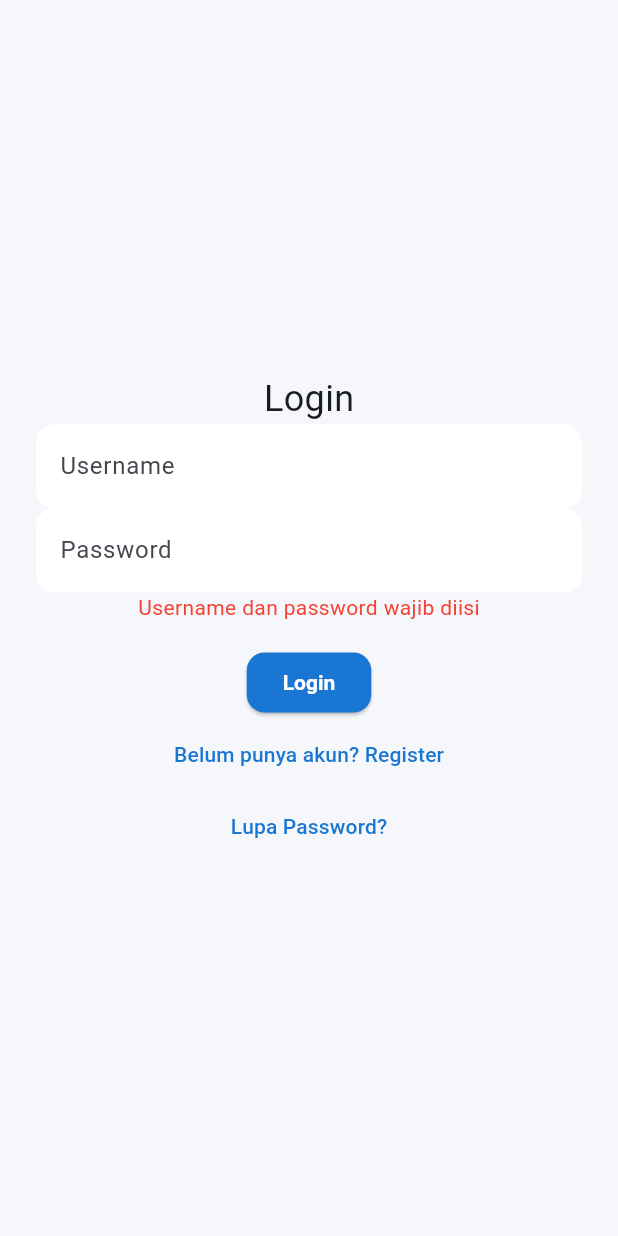
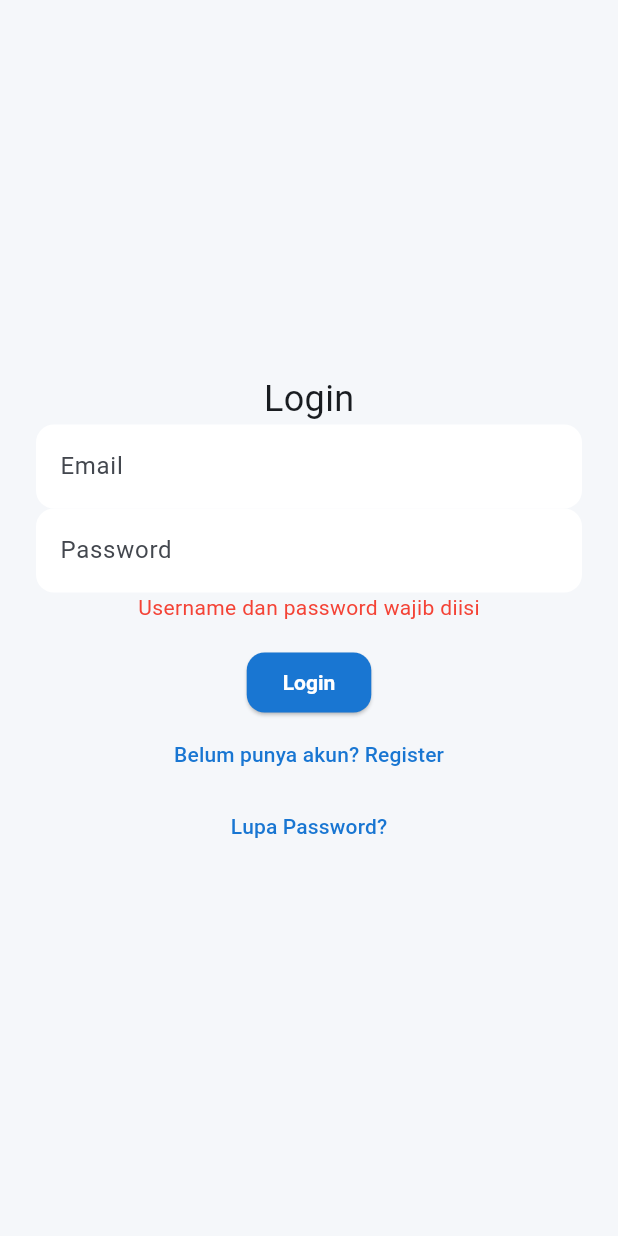
Before and after one commit to ForZa77123/financia_edu, a Flutter app: the screen it shows after launch, after a tap on "Login", on a phone screen of 412 x 824 dp. Run offline on Flutter 3.47's test engine with Material 3 defaults, Android fonts, the phone set to English and light mode, and no system bars; our stand-ins replace device_info_plus, firebase_auth, firebase_core, fl_chart, hive, hive_flutter and 2 more; accounts and stored records are empty; Roboto replaces fonts that are missing (Montserrat).

Commit message:
firebase auth

```diff
--- a/lib/screens/auth_screen.dart
+++ b/lib/screens/auth_screen.dart
@@ -1,5 +1,7 @@
 import 'package:flutter/material.dart';
-import 'package:hive/hive.dart';
+import 'package:firebase_auth/firebase_auth.dart';
+import 'package:shared_preferences/shared_preferences.dart';
+import 'package:device_info_plus/device_info_plus.dart';
 
 class AuthScreen extends StatefulWidget {
   final void Function(String username) onLogin;
@@ -9,6 +11,12 @@ class AuthScreen extends StatefulWidget {
   State<AuthScreen> createState() => _AuthScreenState();
 }
 
+Future<String> getDeviceId() async {
+  final deviceInfo = DeviceInfoPlugin();
+  final androidInfo = await deviceInfo.androidInfo;
+  return androidInfo.id ?? "unknown";
+}
+
 class _AuthScreenState extends State<AuthScreen> {
   final TextEditingController _userController = TextEditingController();
   final TextEditingController _passController = TextEditingController();
@@ -16,51 +24,118 @@ class _AuthScreenState extends State<AuthScreen> {
   String? error;
   bool isReset = false; // Tambahkan state untuk reset password
 
+  Future<void> setDeviceVerified(bool value, {bool updateTime = false}) async {
+    final prefs = await SharedPreferences.getInstance();
+    await prefs.setBool('deviceVerified', value);
+    if (updateTime) {
+      await prefs.setInt(
+        'lastVerifiedMillis',
+        DateTime.now().millisecondsSinceEpoch,
+      );
+    }
+  }
+
+  Future<bool> isDeviceVerified() async {
+    final prefs = await SharedPreferences.getInstance();
+    return prefs.getBool('deviceVerified') ?? false;
+  }
+
+  Future<bool> isVerificationExpired() async {
+    final prefs = await SharedPreferences.getInstance();
+    final lastMillis = prefs.getInt('lastVerifiedMillis') ?? 0;
+    final nowMillis = DateTime.now().millisecondsSinceEpoch;
+    return nowMillis - lastMillis > 24 * 60 * 60 * 1000;
+  }
+
+  Future<void> logout() async {
+    await FirebaseAuth.instance.signOut();
+    await setDeviceVerified(
+      true,
+      updateTime: true,
+    ); // Mark as verified, but set the time
+  }
+
   void _submit() async {
-    final usersBox = Hive.box('users');
     final username = _userController.text.trim();
     final password = _passController.text.trim();
     if (username.isEmpty || password.isEmpty) {
       setState(() => error = "Username dan password wajib diisi");
       return;
     }
+    try {
       if (isReset) {
-      if (!usersBox.containsKey(username)) {
-        setState(() => error = "Username tidak ditemukan");
-        return;
-      }
-      // Jika data user berupa Map, update password di Map
-      final userData = usersBox.get(username);
-      if (userData is Map) {
-        userData['password'] = password;
-        await usersBox.put(username, userData);
-      } else {
-        await usersBox.put(username, password);
-      }
+        await FirebaseAuth.instance.sendPasswordResetEmail(email: username);
         setState(() {
           isReset = false;
           isLogin = true;
-        error = "Password berhasil direset. Silakan login.";
+          error = "Link reset password telah dikirim ke email.";
         });
         return;
       }
       if (isLogin) {
-      // Cek password bisa berupa String (lama) atau Map (baru)
-      final userData = usersBox.get(username);
-      if (userData is String && userData == password) {
-        widget.onLogin(username);
-      } else if (userData is Map && userData['password'] == password) {
+        final userCredential = await FirebaseAuth.instance
+            .signInWithEmailAndPassword(email: username, password: password);
+        final user = userCredential.user;
+
+        final verified = await isDeviceVerified();
+        final expired = await isVerificationExpired();
+
+        if (verified && expired) {
+          // After 24h from logout, require verification again
+          await setDeviceVerified(false);
+        }
+
+        final nowVerified = await isDeviceVerified();
+
+        if (!nowVerified) {
+          if (user != null && !user.emailVerified) {
+            await user.sendEmailVerification();
+            setState(() => error = "Silakan cek email Anda untuk verifikasi.");
+            await FirebaseAuth.instance.signOut();
+            return;
+          } else if (user != null && user.emailVerified) {
+            await setDeviceVerified(true);
+          }
+        }
+
         widget.onLogin(username);
       } else {
-        setState(() => error = "Login gagal");
+        // Register
+        final userCredential = await FirebaseAuth.instance
+            .createUserWithEmailAndPassword(
+              email: username,
+              password: password,
+            );
+        final user = userCredential.user;
+        if (user != null && !user.emailVerified) {
+          await user.sendEmailVerification();
+          setState(() {
+            error =
+                "Registrasi berhasil. Silakan cek email Anda untuk verifikasi.";
+          });
+          await FirebaseAuth.instance.signOut();
+          setState(() {
+            isLogin = true;
+          });
+          return;
         }
-    } else {
-      if (usersBox.containsKey(username)) {
-        setState(() => error = "Username sudah terdaftar");
-      } else {
-        await usersBox.put(username, password);
         widget.onLogin(username);
       }
+    } on FirebaseAuthException catch (e) {
+      String customError;
+      print(
+        'FirebaseAuthException code: ${e.code}',
+      ); // Debug: see the code in console
+      if (e.code == 'invalid-credential') {
+        customError = "Email atau password salah.";
+      } else if (e.code == 'invalid-email') {
+        customError = "Masukkan email yang valid.";
+      } else if (e.code == 'email-already-in-use') {
+        customError = "Email sudah terdaftar.";
+      } else {
+        customError = e.message ?? "Terjadi kesalahan";
+      }
+      setState(() => error = customError);
     }
   }
 
@@ -85,21 +160,48 @@ class _AuthScreenState extends State<AuthScreen> {
               Text(
                 isReset
                     ? "Reset Password"
-                  : isLogin ? "Login" : "Register",
-                style: const TextStyle(fontSize: 24)
+                    : isLogin
+                    ? "Login"
+                    : "Register",
+                style: const TextStyle(fontSize: 24),
               ),
-              TextField(controller: _userController, decoration: const InputDecoration(labelText: "Username")),
-              TextField(controller: _passController, decoration: InputDecoration(labelText: isReset ? "Password Baru" : "Password"), obscureText: true),
-              if (error != null) Text(error!, style: const TextStyle(color: Colors.red)),
+              TextField(
+                controller: _userController,
+                decoration: const InputDecoration(labelText: "Email"),
+              ),
+              if (!isReset)
+                TextField(
+                  controller: _passController,
+                  decoration: InputDecoration(
+                    labelText: isReset ? "Password Baru" : "Password",
+                  ),
+                  obscureText: true,
+                ),
+              if (error != null)
+                Text(error!, style: const TextStyle(color: Colors.red)),
               const SizedBox(height: 16),
               ElevatedButton(
                 onPressed: _submit,
-                child: Text(isReset ? "Reset Password" : isLogin ? "Login" : "Register")
+                child: Text(
+                  isReset
+                      ? "Reset Password"
+                      : isLogin
+                      ? "Login"
+                      : "Register",
+                ),
               ),
               if (!isReset)
                 TextButton(
-                  onPressed: () => setState(() { isLogin = !isLogin; error = null; }),
-                  child: Text(isLogin ? "Belum punya akun? Register" : "Sudah punya akun? Login"),
+                  onPressed:
+                      () => setState(() {
+                        isLogin = !isLogin;
+                        error = null;
+                      }),
+                  child: Text(
+                    isLogin
+                        ? "Belum punya akun? Register"
+                        : "Sudah punya akun? Login",
+                  ),
                 ),
               if (!isReset && isLogin)
                 TextButton(
@@ -108,7 +210,12 @@ class _AuthScreenState extends State<AuthScreen> {
                 ),
               if (isReset)
                 TextButton(
-                  onPressed: () => setState(() { isReset = false; isLogin = true; error = null; }),
+                  onPressed:
+                      () => setState(() {
+                        isReset = false;
+                        isLogin = true;
+                        error = null;
+                      }),
                   child: const Text("Kembali ke Login"),
                 ),
             ],
--- a/lib/screens/other_screen.dart
+++ b/lib/screens/other_screen.dart
@@ -377,8 +377,9 @@ class _OtherScreenState extends State<OtherScreen> {
                                 TextButton(
                                   onPressed: () {
                                     Navigator.pop(context);
-                                    if (widget.onLogout != null)
+                                    if (widget.onLogout != null) {
                                       widget.onLogout!();
+                                    }
                                   },
                                   child: const Text(
                                     'Logout',
--- a/pubspec.yaml
+++ b/pubspec.yaml
@@ -17,6 +17,9 @@ dependencies:
    image_picker: ^1.0.4
    url_launcher: ^6.2.6
    firebase_core: ^3.13.0
+   firebase_auth: ^5.5.3
+   shared_preferences: ^2.2.2
+   device_info_plus: ^11.4.0
 
 dev_dependencies:
    flutter_test:
```
Also changed, not shown: pubspec.lock, 4 other files. Lines whose indentation alone changed are shown as unchanged.
